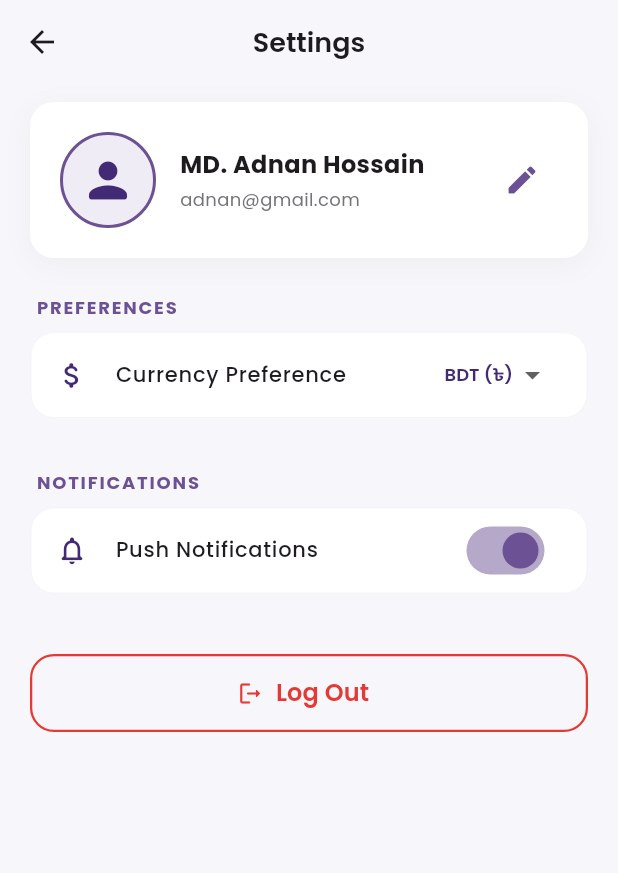
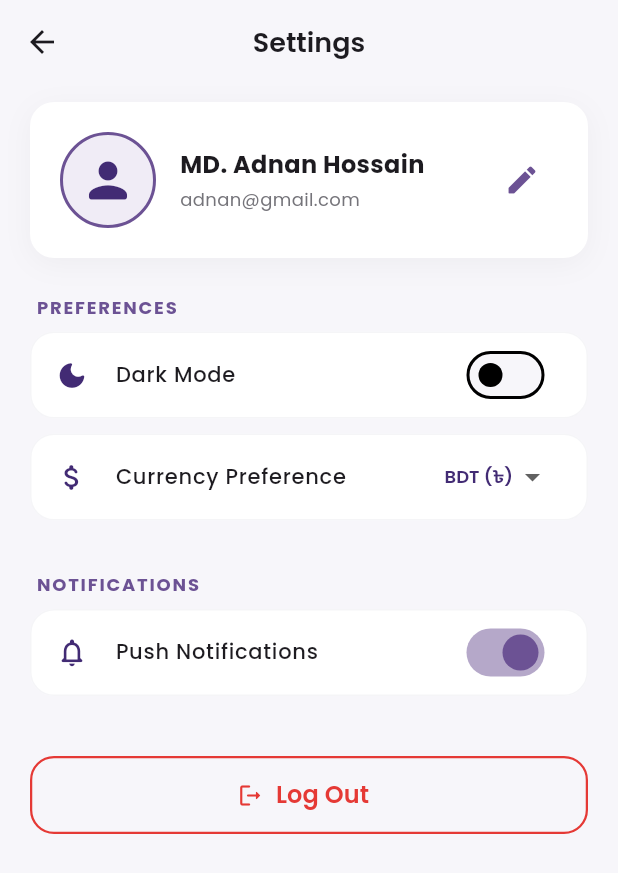
Before and after one commit to ahad-karim/Tracko, a Flutter app: the SettingsScreen screen opened directly, on a phone screen of 412 x 824 dp. Shown: the top 873 px of the screen. Run offline on Flutter 3.47's test engine with Material 3 defaults, Android fonts, the phone set to English and light mode, and no system bars; our stand-ins replace fl_chart, google_fonts.

Commit message:
Update settings_screen.dart

```diff
--- a/lib/screens/settings/settings_screen.dart
+++ b/lib/screens/settings/settings_screen.dart
@@ -1,13 +1,13 @@
 import 'package:flutter/material.dart';
 import '../../constants/app_colors.dart';
 import '../../constants/app_styles.dart';
+import '../../main.dart';
 import '../auth/login_screen.dart';
 
 class SettingsScreen extends StatefulWidget {
   const SettingsScreen({super.key});
   @override
   State<StatefulWidget> createState() {
-    // TODO: implement createState
     return _SettingsScreenState();
   }
 }
@@ -31,6 +31,7 @@ class _SettingsScreenState extends State<SettingsScreen> {
               _buildProfileCard(),
               const SizedBox(height: 24),
               _buildSectionHeader('PREFERENCES'),
+              _buildDarkModeTile(),
               _buildCurrencyTile(),
               const SizedBox(height: 24),
               _buildSectionHeader('NOTIFICATIONS'),
@@ -101,6 +102,41 @@ class _SettingsScreenState extends State<SettingsScreen> {
           letterSpacing: 1.2,
         ),
       ),
+    );
+  }
+
+  Widget _buildDarkModeTile() {
+    return ValueListenableBuilder<bool>(
+      valueListenable: isDarkModeNotifier,
+      builder: (context, isDarkMode, child) {
+        return Container(
+          margin: const EdgeInsets.only(bottom: 10),
+          decoration: BoxDecoration(
+            color: AppColors.cardSurface,
+            borderRadius: AppStyles.borderRadiusMedium,
+            border: Border.all(color: AppColors.divider.withOpacity(0.5)),
+          ),
+          child: SwitchListTile(
+            activeColor: AppColors.primaryPurple,
+            secondary: const Icon(
+              Icons.dark_mode_rounded,
+              color: AppColors.deepPurple,
+              size: 22,
+            ),
+            title: Text(
+              'Dark Mode ',
+              style: AppStyles.bodyMedium.copyWith(
+                fontWeight: FontWeight.w500,
+                color: AppColors.textPrimary,
+              ),
+            ),
+            value: isDarkMode,
+            onChanged: (value) {
+              isDarkModeNotifier.value = value;
+            },
+          ),
+        );
+      },
     );
   }
 
```
